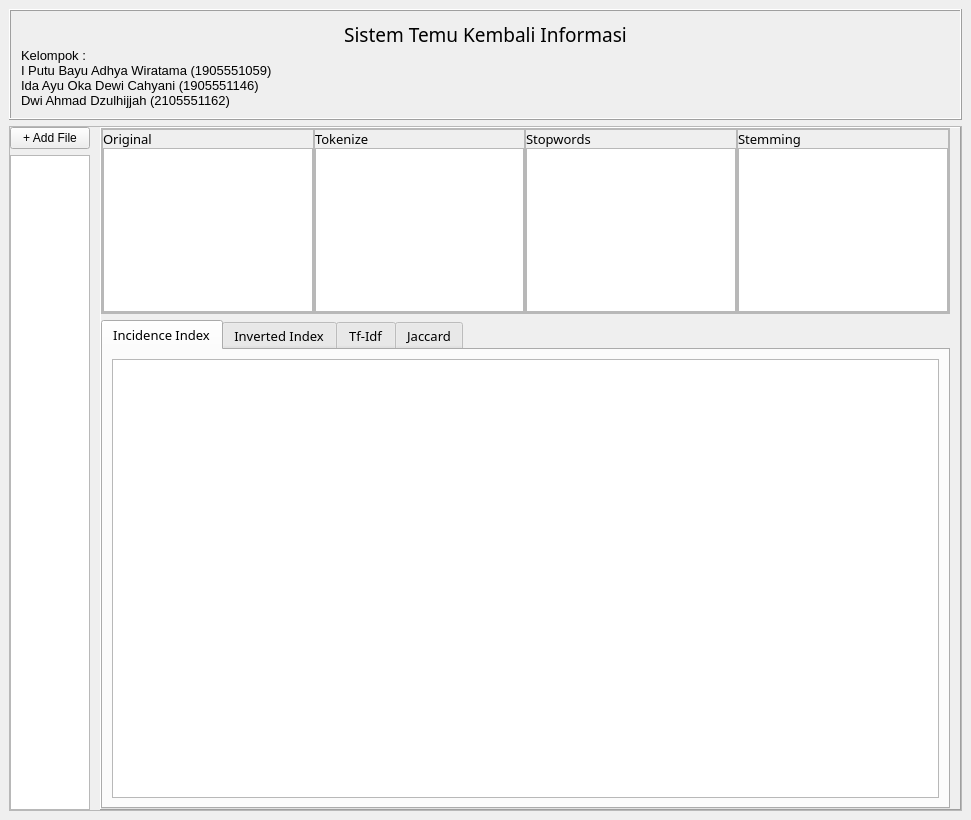
First picture: the form in Code/gui.ui, repository TamaWira/DIRDA, before the edit.
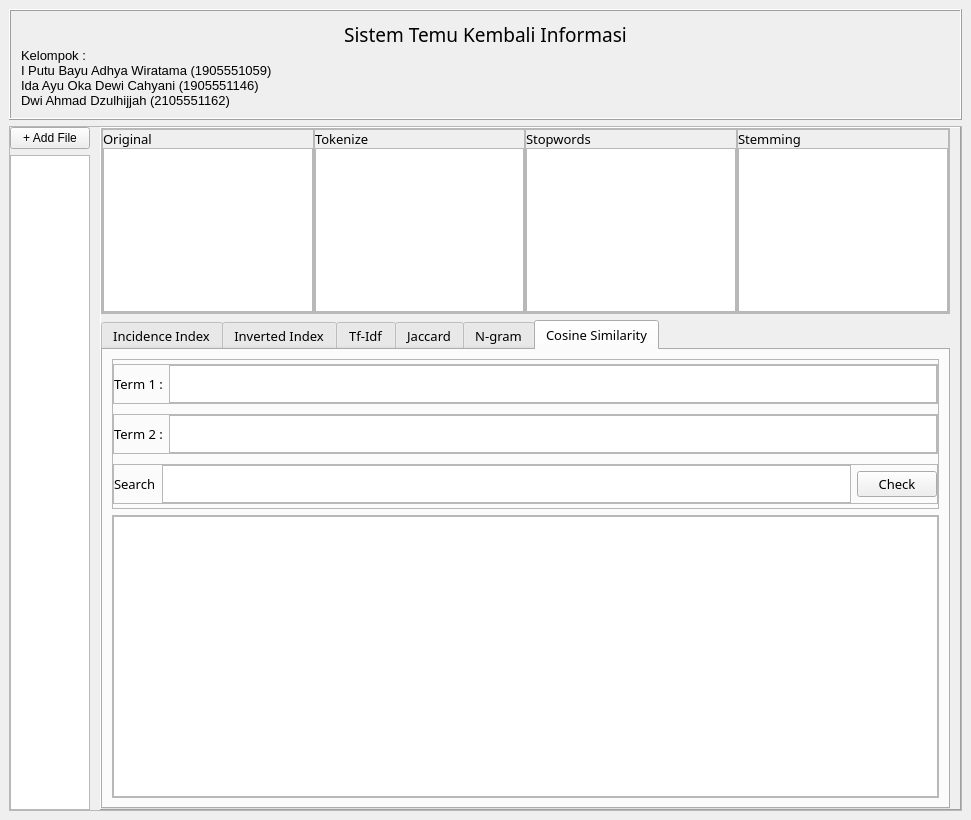
Second picture: the form after the edit.

Commit message:
Update py, ui, and texts
__update py features :
- Jaccard (incomplete)
- n-gram
- cosine similarity (incomplete_

__Add a few extra texts

Diff of the .ui file:
```diff
--- a/Code/gui.ui
+++ b/Code/gui.ui
@@ -517,7 +517,7 @@
              </font>
             </property>
             <property name="currentIndex">
-             <number>0</number>
+             <number>5</number>
             </property>
             <widget class="QWidget" name="tabIncidence">
              <attribute name="title">
@@ -896,6 +896,385 @@
               </item>
              </layout>
             </widget>
+            <widget class="QWidget" name="tab_3">
+             <attribute name="title">
+              <string>N-gram</string>
+             </attribute>
+             <layout class="QVBoxLayout" name="verticalLayout_15">
+              <item>
+               <widget class="QFrame" name="frame_17">
+                <property name="frameShape">
+                 <enum>QFrame::StyledPanel</enum>
+                </property>
+                <property name="frameShadow">
+                 <enum>QFrame::Raised</enum>
+                </property>
+                <layout class="QVBoxLayout" name="verticalLayout_16">
+                 <property name="leftMargin">
+                  <number>0</number>
+                 </property>
+                 <property name="topMargin">
+                  <number>0</number>
+                 </property>
+                 <property name="rightMargin">
+                  <number>0</number>
+                 </property>
+                 <property name="bottomMargin">
+                  <number>0</number>
+                 </property>
+                 <item>
+                  <widget class="QFrame" name="frame_18">
+                   <property name="maximumSize">
+                    <size>
+                     <width>16777215</width>
+                     <height>80</height>
+                    </size>
+                   </property>
+                   <property name="frameShape">
+                    <enum>QFrame::StyledPanel</enum>
+                   </property>
+                   <property name="frameShadow">
+                    <enum>QFrame::Raised</enum>
+                   </property>
+                   <layout class="QVBoxLayout" name="verticalLayout_17">
+                    <property name="leftMargin">
+                     <number>0</number>
+                    </property>
+                    <property name="topMargin">
+                     <number>0</number>
+                    </property>
+                    <property name="rightMargin">
+                     <number>0</number>
+                    </property>
+                    <property name="bottomMargin">
+                     <number>0</number>
+                    </property>
+                    <item>
+                     <widget class="QFrame" name="frame_20">
+                      <property name="maximumSize">
+                       <size>
+                        <width>16777215</width>
+                        <height>40</height>
+                       </size>
+                      </property>
+                      <property name="frameShape">
+                       <enum>QFrame::StyledPanel</enum>
+                      </property>
+                      <property name="frameShadow">
+                       <enum>QFrame::Raised</enum>
+                      </property>
+                      <layout class="QHBoxLayout" name="horizontalLayout_10">
+                       <property name="leftMargin">
+                        <number>0</number>
+                       </property>
+                       <property name="topMargin">
+                        <number>0</number>
+                       </property>
+                       <property name="rightMargin">
+                        <number>0</number>
+                       </property>
+                       <property name="bottomMargin">
+                        <number>0</number>
+                       </property>
+                       <item>
+                        <widget class="QLabel" name="label_14">
+                         <property name="text">
+                          <string>n :</string>
+                         </property>
+                        </widget>
+                       </item>
+                       <item>
+                        <widget class="QTextEdit" name="editNGram">
+                         <property name="sizePolicy">
+                          <sizepolicy hsizetype="Expanding" vsizetype="Expanding">
+                           <horstretch>0</horstretch>
+                           <verstretch>0</verstretch>
+                          </sizepolicy>
+                         </property>
+                        </widget>
+                       </item>
+                      </layout>
+                     </widget>
+                    </item>
+                    <item>
+                     <widget class="QFrame" name="frame_22">
+                      <property name="maximumSize">
+                       <size>
+                        <width>16777215</width>
+                        <height>40</height>
+                       </size>
+                      </property>
+                      <property name="frameShape">
+                       <enum>QFrame::StyledPanel</enum>
+                      </property>
+                      <property name="frameShadow">
+                       <enum>QFrame::Raised</enum>
+                      </property>
+                      <layout class="QHBoxLayout" name="horizontalLayout_11">
+                       <property name="leftMargin">
+                        <number>0</number>
+                       </property>
+                       <property name="topMargin">
+                        <number>0</number>
+                       </property>
+                       <property name="rightMargin">
+                        <number>0</number>
+                       </property>
+                       <property name="bottomMargin">
+                        <number>0</number>
+                       </property>
+                       <item>
+                        <widget class="QFrame" name="frame_21">
+                         <property name="frameShape">
+                          <enum>QFrame::StyledPanel</enum>
+                         </property>
+                         <property name="frameShadow">
+                          <enum>QFrame::Raised</enum>
+                         </property>
+                        </widget>
+                       </item>
+                       <item>
+                        <widget class="QPushButton" name="btnNGram">
+                         <property name="maximumSize">
+                          <size>
+                           <width>100</width>
+                           <height>16777215</height>
+                          </size>
+                         </property>
+                         <property name="text">
+                          <string>Check</string>
+                         </property>
+                        </widget>
+                       </item>
+                      </layout>
+                     </widget>
+                    </item>
+                   </layout>
+                  </widget>
+                 </item>
+                 <item>
+                  <widget class="QFrame" name="frame_19">
+                   <property name="frameShape">
+                    <enum>QFrame::StyledPanel</enum>
+                   </property>
+                   <property name="frameShadow">
+                    <enum>QFrame::Raised</enum>
+                   </property>
+                   <layout class="QHBoxLayout" name="horizontalLayout_12">
+                    <property name="leftMargin">
+                     <number>0</number>
+                    </property>
+                    <property name="topMargin">
+                     <number>0</number>
+                    </property>
+                    <property name="rightMargin">
+                     <number>0</number>
+                    </property>
+                    <property name="bottomMargin">
+                     <number>0</number>
+                    </property>
+                    <item>
+                     <widget class="QListWidget" name="listNGram"/>
+                    </item>
+                   </layout>
+                  </widget>
+                 </item>
+                </layout>
+               </widget>
+              </item>
+             </layout>
+            </widget>
+            <widget class="QWidget" name="tab_4">
+             <attribute name="title">
+              <string>Cosine Similarity</string>
+             </attribute>
+             <layout class="QVBoxLayout" name="verticalLayout_18">
+              <item>
+               <widget class="QFrame" name="frame_23">
+                <property name="maximumSize">
+                 <size>
+                  <width>16777215</width>
+                  <height>150</height>
+                 </size>
+                </property>
+                <property name="frameShape">
+                 <enum>QFrame::StyledPanel</enum>
+                </property>
+                <property name="frameShadow">
+                 <enum>QFrame::Raised</enum>
+                </property>
+                <layout class="QVBoxLayout" name="verticalLayout_19">
+                 <property name="leftMargin">
+                  <number>0</number>
+                 </property>
+                 <property name="topMargin">
+                  <number>0</number>
+                 </property>
+                 <property name="rightMargin">
+                  <number>0</number>
+                 </property>
+                 <property name="bottomMargin">
+                  <number>0</number>
+                 </property>
+                 <item>
+                  <widget class="QFrame" name="frame_25">
+                   <property name="maximumSize">
+                    <size>
+                     <width>16777215</width>
+                     <height>40</height>
+                    </size>
+                   </property>
+                   <property name="frameShape">
+                    <enum>QFrame::StyledPanel</enum>
+                   </property>
+                   <property name="frameShadow">
+                    <enum>QFrame::Raised</enum>
+                   </property>
+                   <layout class="QHBoxLayout" name="horizontalLayout_13">
+                    <property name="leftMargin">
+                     <number>0</number>
+                    </property>
+                    <property name="topMargin">
+                     <number>0</number>
+                    </property>
+                    <property name="rightMargin">
+                     <number>0</number>
+                    </property>
+                    <property name="bottomMargin">
+                     <number>0</number>
+                    </property>
+                    <item>
+                     <widget class="QLabel" name="label_15">
+                      <property name="text">
+                       <string>Term 1 :</string>
+                      </property>
+                     </widget>
+                    </item>
+                    <item>
+                     <widget class="QTextEdit" name="editTerm1"/>
+                    </item>
+                   </layout>
+                  </widget>
+                 </item>
+                 <item>
+                  <widget class="QFrame" name="frame_26">
+                   <property name="maximumSize">
+                    <size>
+                     <width>16777215</width>
+                     <height>40</height>
+                    </size>
+                   </property>
+                   <property name="frameShape">
+                    <enum>QFrame::StyledPanel</enum>
+                   </property>
+                   <property name="frameShadow">
+                    <enum>QFrame::Raised</enum>
+                   </property>
+                   <layout class="QHBoxLayout" name="horizontalLayout_14">
+                    <property name="leftMargin">
+                     <number>0</number>
+                    </property>
+                    <property name="topMargin">
+                     <number>0</number>
+                    </property>
+                    <property name="rightMargin">
+                     <number>0</number>
+                    </property>
+                    <property name="bottomMargin">
+                     <number>0</number>
+                    </property>
+                    <item>
+                     <widget class="QLabel" name="label_16">
+                      <property name="text">
+                       <string>Term 2 :</string>
+                      </property>
+                     </widget>
+                    </item>
+                    <item>
+                     <widget class="QTextEdit" name="editTerm2"/>
+                    </item>
+                   </layout>
+                  </widget>
+                 </item>
+                 <item>
+                  <widget class="QFrame" name="frame_27">
+                   <property name="maximumSize">
+                    <size>
+                     <width>16777215</width>
+                     <height>40</height>
+                    </size>
+                   </property>
+                   <property name="frameShape">
+                    <enum>QFrame::StyledPanel</enum>
+                   </property>
+                   <property name="frameShadow">
+                    <enum>QFrame::Raised</enum>
+                   </property>
+                   <layout class="QHBoxLayout" name="horizontalLayout_15">
+                    <property name="leftMargin">
+                     <number>0</number>
+                    </property>
+                    <property name="topMargin">
+                     <number>0</number>
+                    </property>
+                    <property name="rightMargin">
+                     <number>0</number>
+                    </property>
+                    <property name="bottomMargin">
+                     <number>0</number>
+                    </property>
+                    <item>
+                     <widget class="QLabel" name="label_17">
+                      <property name="text">
+                       <string>Search</string>
+                      </property>
+                     </widget>
+                    </item>
+                    <item>
+                     <widget class="QTextEdit" name="editSearchCos"/>
+                    </item>
+                    <item>
+                     <widget class="QPushButton" name="btnCheckCos">
+                      <property name="text">
+                       <string>Check</string>
+                      </property>
+                     </widget>
+                    </item>
+                   </layout>
+                  </widget>
+                 </item>
+                </layout>
+               </widget>
+              </item>
+              <item>
+               <widget class="QFrame" name="frame_24">
+                <property name="frameShape">
+                 <enum>QFrame::StyledPanel</enum>
+                </property>
+                <property name="frameShadow">
+                 <enum>QFrame::Raised</enum>
+                </property>
+                <layout class="QHBoxLayout" name="horizontalLayout_16">
+                 <property name="leftMargin">
+                  <number>0</number>
+                 </property>
+                 <property name="topMargin">
+                  <number>0</number>
+                 </property>
+                 <property name="rightMargin">
+                  <number>0</number>
+                 </property>
+                 <property name="bottomMargin">
+                  <number>0</number>
+                 </property>
+                 <item>
+                  <widget class="QListWidget" name="listCos"/>
+                 </item>
+                </layout>
+               </widget>
+              </item>
+             </layout>
+            </widget>
            </widget>
           </item>
          </layout>
```
Left out of the diff: 6 changed lines with no effect on the pictures. The commit also changes 5 other files.
